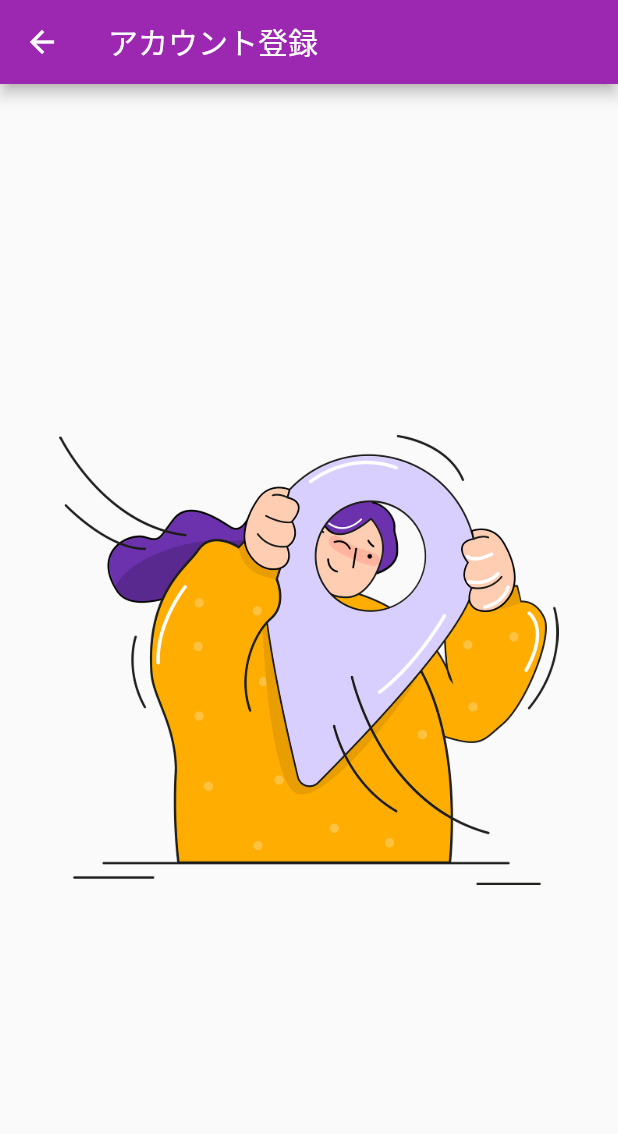
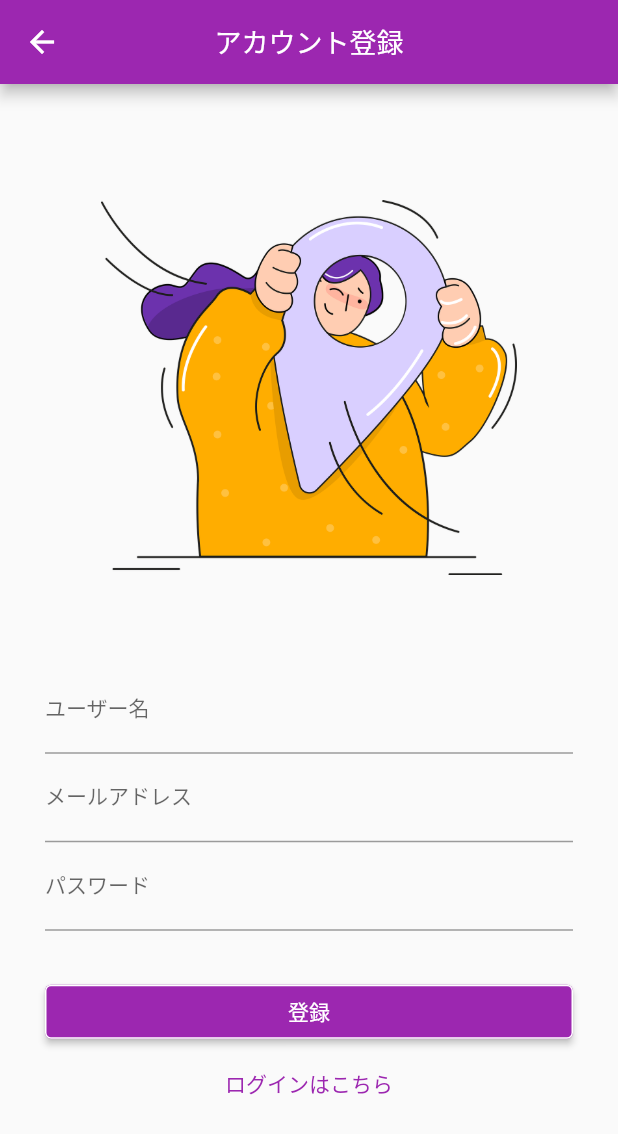
Before and after one commit to morikann/tomodoko, a Flutter app: the SignupScreen screen opened directly, on a phone screen of 412 x 824 dp. Shown: the top 1134 px of the screen. Run offline on Flutter 3.47's test engine with Material 2 defaults, Android fonts, the phone set to English and light mode, and no system bars.

Commit message:
アカウント登録画面の作成

```diff
--- a/lib/view/signup_screen.dart
+++ b/lib/view/signup_screen.dart
@@ -1,13 +1,29 @@
 import 'package:flutter/material.dart';
+import '../component/common_button.dart';
 
-class SignupScreen extends StatelessWidget {
+class SignupScreen extends StatefulWidget {
   const SignupScreen({Key? key}) : super(key: key);
+
+  @override
+  State<SignupScreen> createState() => _SignupScreenState();
+}
+
+class _SignupScreenState extends State<SignupScreen> {
+  late String username;
+  late String email;
+  late String password;
 
   @override
   Widget build(BuildContext context) {
     return Scaffold(
         appBar: AppBar(
-          title: const Text('アカウント登録'),
+          centerTitle: true,
+          title: const Text(
+            'アカウント登録',
+            style: TextStyle(
+              fontSize: 18,
+            ),
+          ),
         ),
         body: Padding(
           padding: const EdgeInsets.symmetric(horizontal: 30.0),
@@ -19,11 +35,77 @@ class SignupScreen extends StatelessWidget {
                 tag: 'logo',
                 child: SizedBox(
                   child: Image.asset('images/tomodoko_top.png'),
-                  height: 300,
+                  height: 250,
                 ),
+              ),
+              const SizedBox(
+                height: 60,
+              ),
+              CommonTextField(
+                name: 'ユーザー名',
+                onChanged: (value) {
+                  username = value;
+                },
+              ),
+              CommonTextField(
+                name: 'メールアドレス',
+                onChanged: (value) {
+                  email = value;
+                },
+              ),
+              CommonTextField(
+                name: 'パスワード',
+                obscure: true,
+                onChanged: (value) {
+                  password = value;
+                },
+              ),
+              const SizedBox(height: 30),
+              CommonButton(
+                name: '登録',
+                onPressed: () {
+                  print(username);
+                  print(email);
+                  print(password);
+                },
+                backgroundColor: Colors.purple,
+                textColor: Colors.white,
+              ),
+              TextButton(
+                onPressed: () {},
+                child: const Text('ログインはこちら'),
               ),
             ],
           ),
         ));
   }
 }
+
+class CommonTextField extends StatelessWidget {
+  final String name;
+  final bool? obscure;
+  final Function(String) onChanged;
+
+  const CommonTextField({
+    required this.name,
+    this.obscure,
+    required this.onChanged,
+    Key? key,
+  }) : super(key: key);
+
+  @override
+  Widget build(BuildContext context) {
+    return TextField(
+      onChanged: onChanged,
+      obscureText: obscure ?? false,
+      decoration: InputDecoration(
+        label: Text(
+          name,
+          style: const TextStyle(
+            fontSize: 14,
+          ),
+        ),
+      ),
+    );
+  }
+}
```
